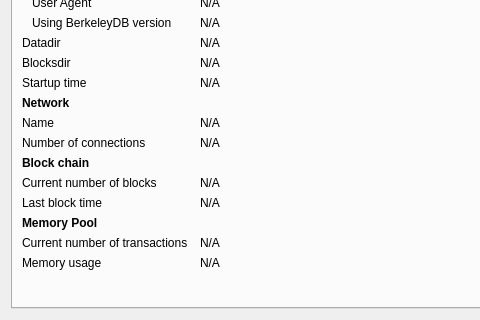
Above: src/qt/forms/debugwindow.ui from Bitcoin-ABC/bitcoin-abc before the change; both pictures show x 0 to 480 and y 110 to 430 of the 748 by 430 pixel window. Below: the same form after it.
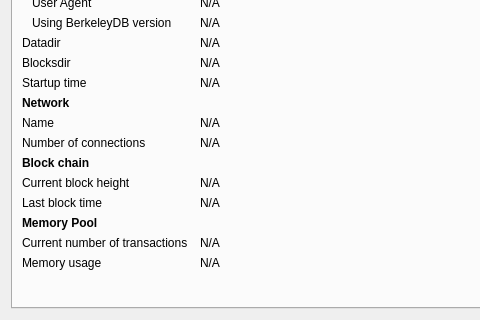
That is the form after the change. Icons and pictures are not drawn. Custom widgets are drawn as their Qt base class.

Diff of the .ui file:
```diff
--- a/src/qt/forms/debugwindow.ui
+++ b/src/qt/forms/debugwindow.ui
@@ -290,7 +290,7 @@
        <item row="11" column="0">
         <widget class="QLabel" name="label_3">
          <property name="text">
-          <string>Current number of blocks</string>
+          <string>Current block height</string>
          </property>
         </widget>
        </item>
```
